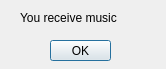
Above: Code/StoneAge/showbonus.ui from Scuffed-Boardgames/Qt-StoneAge before the change. Below: the same form after it.
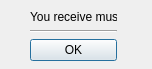
That is the form after the change.

Diff of the .ui file:
```diff
--- a/Code/StoneAge/showbonus.ui
+++ b/Code/StoneAge/showbonus.ui
@@ -6,38 +6,45 @@
    <rect>
     <x>0</x>
     <y>0</y>
-    <width>166</width>
+    <width>152</width>
     <height>69</height>
    </rect>
   </property>
   <property name="windowTitle">
    <string>Dialog</string>
   </property>
-  <widget class="QPushButton" name="okButton">
+  <widget class="QWidget" name="">
    <property name="geometry">
     <rect>
-     <x>50</x>
-     <y>40</y>
-     <width>61</width>
-     <height>21</height>
-    </rect>
-   </property>
-   <property name="text">
-    <string>OK</string>
-   </property>
-  </widget>
-  <widget class="QLabel" name="label">
-   <property name="geometry">
-    <rect>
-     <x>20</x>
+     <x>30</x>
      <y>10</y>
-     <width>131</width>
-     <height>16</height>
+     <width>87</width>
+     <height>51</height>
     </rect>
    </property>
-   <property name="text">
-    <string>You receive music</string>
-   </property>
+   <layout class="QVBoxLayout" name="verticalLayout">
+    <item>
+     <widget class="QLabel" name="label">
+      <property name="text">
+       <string>You receive music</string>
+      </property>
+     </widget>
+    </item>
+    <item>
+     <widget class="Line" name="line">
+      <property name="orientation">
+       <enum>Qt::Horizontal</enum>
+      </property>
+     </widget>
+    </item>
+    <item>
+     <widget class="QPushButton" name="okButton">
+      <property name="text">
+       <string>OK</string>
+      </property>
+     </widget>
+    </item>
+   </layout>
   </widget>
  </widget>
  <resources/>
```
